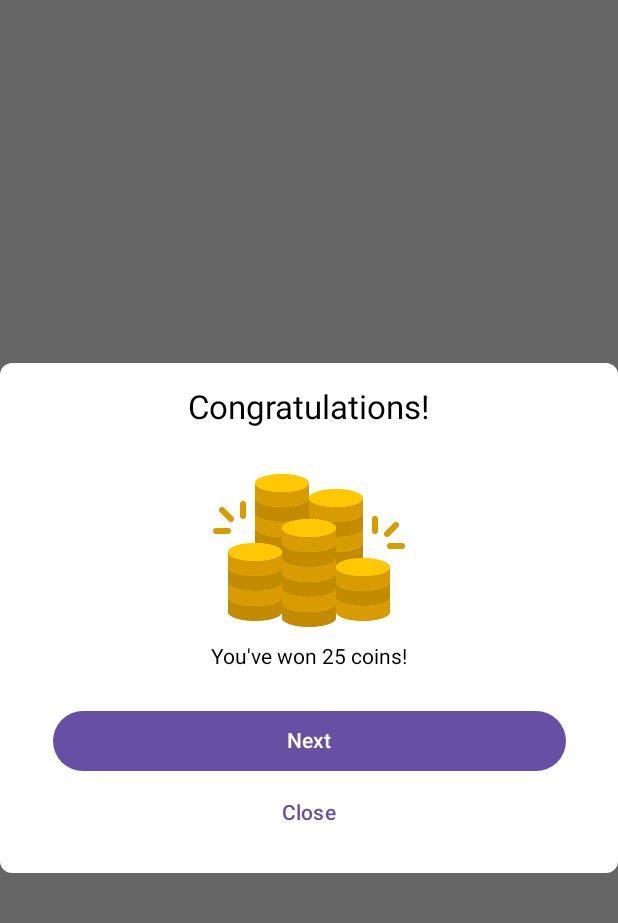
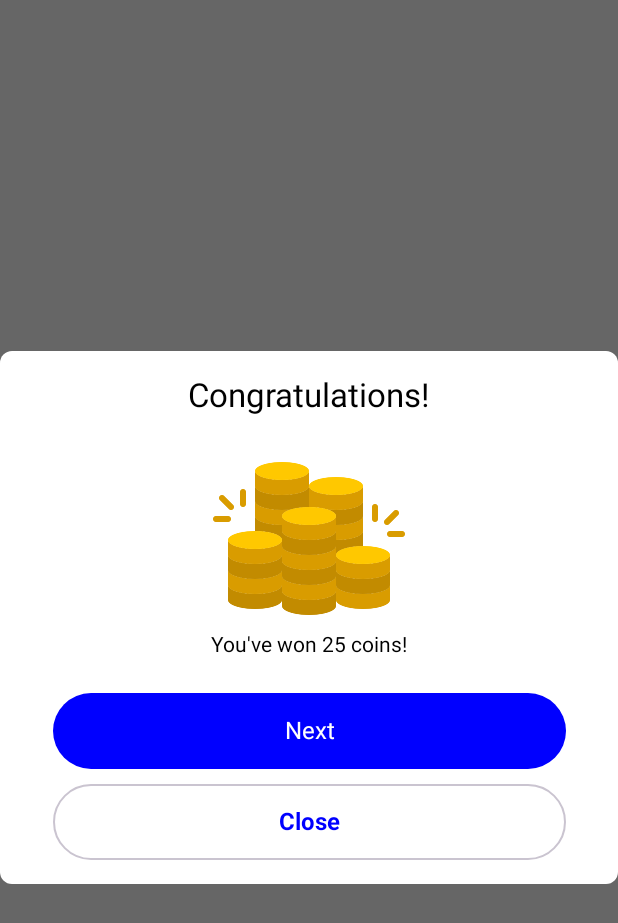
Before and after one commit to ajay020/word-search-game, an Android app built with Jetpack Compose: the @Preview function PuzzleCompletionDialogPreview, on a phone screen of 412 x 824 dp. Shown: the top 923 px of the screen. Run offline under Robolectric (Android 15) with nearby library versions, the phone set to English and light mode, and no system bars.

Commit message:
Add resuable button composable.

```diff
--- /dev/null
+++ b/app/src/main/java/com/example/wordsearch/ui/components/AppButton.kt
@@ -0,0 +1,76 @@
+package com.example.wordsearch.ui.components
+
+import androidx.compose.foundation.layout.Column
+import androidx.compose.foundation.layout.PaddingValues
+import androidx.compose.foundation.layout.padding
+import androidx.compose.foundation.shape.CircleShape
+import androidx.compose.foundation.shape.RoundedCornerShape
+import androidx.compose.material3.Button
+import androidx.compose.material3.ButtonDefaults
+import androidx.compose.material3.Text
+import androidx.compose.runtime.Composable
+import androidx.compose.ui.Modifier
+import androidx.compose.ui.graphics.Color
+import androidx.compose.ui.text.TextStyle
+import androidx.compose.ui.tooling.preview.Preview
+import androidx.compose.ui.unit.dp
+import androidx.compose.ui.unit.sp
+
+@Suppress("LongParameterList")
+@Composable
+fun AppButton(
+    modifier: Modifier = Modifier,
+    text: String = "",
+    onClick: () -> Unit,
+    textStyle: TextStyle = TextStyle(fontSize = 16.sp),
+    backgroundColor: Color = Color.Blue,
+    contentColor: Color = Color.White,
+    shape: RoundedCornerShape = CircleShape,
+    paddingValues: PaddingValues = PaddingValues(horizontal = 16.dp, vertical = 8.dp),
+    enabled: Boolean = true,
+    content: @Composable () -> Unit = {},
+) {
+    Button(
+        modifier = modifier,
+        colors =
+            ButtonDefaults.buttonColors(
+                containerColor = backgroundColor,
+                contentColor = contentColor,
+            ),
+        onClick = onClick,
+        shape = shape,
+        enabled = enabled,
+    ) {
+        if (text.isEmpty())
+            {
+                content()
+            } else {
+            Text(
+                text = text,
+                style = textStyle,
+                modifier = Modifier.padding(paddingValues),
+            )
+        }
+    }
+}
+
+@Preview(
+    showBackground = true,
+    widthDp = 360,
+    heightDp = 619,
+)
+@Composable
+private fun PuzzleCompletionDialogPreview() {
+    Column {
+        AppButton(
+            modifier = Modifier.padding(6.dp),
+            shape = CircleShape,
+            textStyle =
+                TextStyle(
+                    fontSize = 18.sp,
+                ),
+            text = "Hello",
+            onClick = { /*TODO*/ },
+        )
+    }
+}
--- /dev/null
+++ b/app/src/main/java/com/example/wordsearch/ui/components/AppOutlinedButton.kt
@@ -0,0 +1,69 @@
+package com.example.wordsearch.ui.components
+
+import android.view.RoundedCorner
+import androidx.compose.foundation.background
+import androidx.compose.foundation.layout.Column
+import androidx.compose.foundation.layout.PaddingValues
+import androidx.compose.foundation.layout.padding
+import androidx.compose.foundation.shape.CircleShape
+import androidx.compose.foundation.shape.RoundedCornerShape
+import androidx.compose.material3.Button
+import androidx.compose.material3.ButtonDefaults
+import androidx.compose.material3.ButtonElevation
+import androidx.compose.material3.MaterialTheme
+import androidx.compose.material3.OutlinedButton
+import androidx.compose.material3.Text
+import androidx.compose.runtime.Composable
+import androidx.compose.ui.Modifier
+import androidx.compose.ui.graphics.Color
+import androidx.compose.ui.text.TextStyle
+import androidx.compose.ui.text.font.FontWeight
+import androidx.compose.ui.tooling.preview.Preview
+import androidx.compose.ui.unit.dp
+import androidx.compose.ui.unit.sp
+
+@Suppress("LongParameterList")
+@Composable
+fun AppOutlinedButton(
+    modifier: Modifier = Modifier,
+    text: String,
+    onClick: () -> Unit,
+    textStyle: TextStyle = TextStyle(
+        fontSize = 16.sp,
+        color = Color.Blue,
+        fontWeight = FontWeight.Bold
+    ),
+    shape: RoundedCornerShape = CircleShape,
+    paddingValues: PaddingValues = PaddingValues(horizontal = 16.dp, vertical = 8.dp),
+    enabled: Boolean = true
+) {
+    OutlinedButton(
+        modifier = modifier,
+        onClick = onClick,
+        shape = shape,
+        enabled = enabled
+    ) {
+        Text(
+            text = text,
+            style = textStyle,
+            modifier = Modifier.padding(paddingValues)
+        )
+    }
+}
+
+@Preview(
+    showBackground = true,
+    widthDp = 360,
+    heightDp = 619,
+)
+@Composable
+private fun PuzzleCompletionDialogPreview() {
+    Column {
+        AppOutlinedButton(
+            modifier = Modifier.padding(6.dp),
+            shape = CircleShape,
+            text = "Hello",
+            onClick = { /*TODO*/ }
+        )
+    }
+}
--- a/app/src/main/java/com/example/wordsearch/ui/components/PuzzleCompletionDialog.kt
+++ b/app/src/main/java/com/example/wordsearch/ui/components/PuzzleCompletionDialog.kt
@@ -1,5 +1,6 @@
 package com.example.wordsearch.ui.components
 
+import android.view.RoundedCorner
 import androidx.compose.foundation.Image
 import androidx.compose.foundation.background
 import androidx.compose.foundation.layout.Column
@@ -9,12 +10,14 @@ import androidx.compose.foundation.layout.fillMaxWidth
 import androidx.compose.foundation.layout.height
 import androidx.compose.foundation.layout.padding
 import androidx.compose.foundation.layout.size
+import androidx.compose.foundation.shape.CircleShape
 import androidx.compose.foundation.shape.RoundedCornerShape
 import androidx.compose.material.icons.Icons
 import androidx.compose.material.icons.filled.Close
 import androidx.compose.material3.Button
 import androidx.compose.material3.Icon
 import androidx.compose.material3.MaterialTheme
+import androidx.compose.material3.OutlinedButton
 import androidx.compose.material3.Text
 import androidx.compose.material3.TextButton
 import androidx.compose.runtime.Composable
@@ -22,6 +25,7 @@ import androidx.compose.ui.Alignment
 import androidx.compose.ui.Modifier
 import androidx.compose.ui.graphics.Color
 import androidx.compose.ui.res.painterResource
+import androidx.compose.ui.text.TextStyle
 import androidx.compose.ui.tooling.preview.Preview
 import androidx.compose.ui.unit.dp
 import androidx.compose.ui.window.Dialog
@@ -44,6 +48,7 @@ fun PuzzleCompletionDialog(
             Text(
                 text = "Congratulations!",
                 style = MaterialTheme.typography.titleLarge,
+                color = Color.Black,
             )
 
             Spacer(modifier = Modifier.height(16.dp))
@@ -54,20 +59,21 @@ fun PuzzleCompletionDialog(
             )
             Text(
                 text = "You've won 25 coins!",
+                color = Color.Black,
             )
             Spacer(modifier = Modifier.height(24.dp))
-            Button(
+            AppButton(
                 modifier = Modifier.fillMaxWidth(0.9f),
-                onClick = onNextPuzzle
-            ) {
-                Text("Next")
-            }
-            TextButton(
+                onClick = onNextPuzzle,
+                text = "Next",
+                shape = CircleShape,
+            )
+            Spacer(modifier = Modifier.height(10.dp))
+            AppOutlinedButton(
                 modifier = Modifier.fillMaxWidth(0.9f),
-                onClick = onDismiss
-            ) {
-                Text("Close")
-            }
+                onClick = onDismiss,
+                text = "Close"
+            )
         }
     }
 }
```
Also changed, not shown: app/src/main/java/com/example/wordsearch/ui/components/TimerExpiredDialog.kt (+5 -6 lines), app/src/main/java/com/example/wordsearch/ui/screens/MainScreen.kt (+5 -4 lines).
